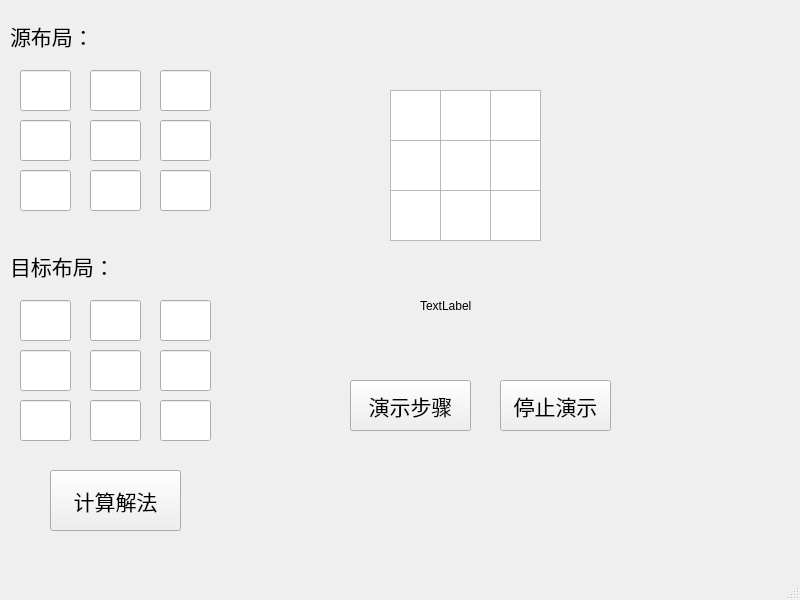
Above: ui.ui from easyyyy/EightDigital before the change. Below: the same form after it.
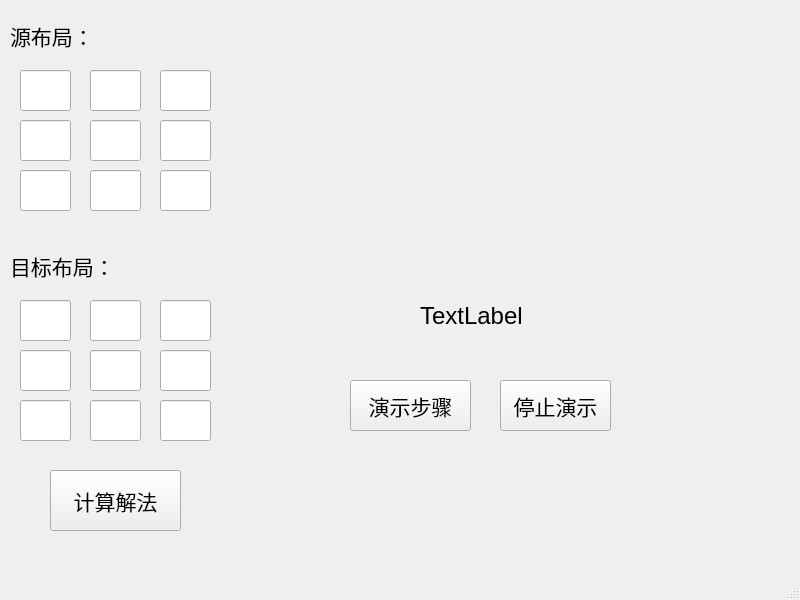
That is the form after the change.

```diff
--- a/ui.ui
+++ b/ui.ui
@@ -248,109 +248,6 @@
      <string>计算解法</string>
     </property>
    </widget>
-   <widget class="QGraphicsView" name="graphicsView">
-    <property name="geometry">
-     <rect>
-      <x>390</x>
-      <y>90</y>
-      <width>51</width>
-      <height>51</height>
-     </rect>
-    </property>
-   </widget>
-   <widget class="QGraphicsView" name="graphicsView_10">
-    <property name="geometry">
-     <rect>
-      <x>390</x>
-      <y>140</y>
-      <width>51</width>
-      <height>51</height>
-     </rect>
-    </property>
-   </widget>
-   <widget class="QGraphicsView" name="graphicsView_11">
-    <property name="geometry">
-     <rect>
-      <x>390</x>
-      <y>190</y>
-      <width>51</width>
-      <height>51</height>
-     </rect>
-    </property>
-   </widget>
-   <widget class="QGraphicsView" name="graphicsView_4">
-    <property name="geometry">
-     <rect>
-      <x>440</x>
-      <y>90</y>
-      <width>51</width>
-      <height>51</height>
-     </rect>
-    </property>
-   </widget>
-   <widget class="QGraphicsView" name="graphicsView_5">
-    <property name="geometry">
-     <rect>
-      <x>440</x>
-      <y>140</y>
-      <width>51</width>
-      <height>51</height>
-     </rect>
-    </property>
-   </widget>
-   <widget class="QGraphicsView" name="graphicsView_12">
-    <property name="geometry">
-     <rect>
-      <x>440</x>
-      <y>190</y>
-      <width>51</width>
-      <height>51</height>
-     </rect>
-    </property>
-   </widget>
-   <widget class="QGraphicsView" name="graphicsView_7">
-    <property name="geometry">
-     <rect>
-      <x>490</x>
-      <y>90</y>
-      <width>51</width>
-      <height>51</height>
-     </rect>
-    </property>
-   </widget>
-   <widget class="QGraphicsView" name="graphicsView_8">
-    <property name="geometry">
-     <rect>
-      <x>490</x>
-      <y>140</y>
-      <width>51</width>
-      <height>51</height>
-     </rect>
-    </property>
-   </widget>
-   <widget class="QGraphicsView" name="graphicsView_9">
-    <property name="geometry">
-     <rect>
-      <x>490</x>
-      <y>190</y>
-      <width>51</width>
-      <height>51</height>
-     </rect>
-    </property>
-   </widget>
-   <widget class="QLabel" name="label_3">
-    <property name="geometry">
-     <rect>
-      <x>420</x>
-      <y>290</y>
-      <width>91</width>
-      <height>31</height>
-     </rect>
-    </property>
-    <property name="text">
-     <string>TextLabel</string>
-    </property>
-   </widget>
    <widget class="QPushButton" name="pushButton_2">
     <property name="geometry">
      <rect>
@@ -387,6 +284,141 @@
      <string>停止演示</string>
     </property>
    </widget>
+   <widget class="QLabel" name="label_pix0">
+    <property name="geometry">
+     <rect>
+      <x>370</x>
+      <y>110</y>
+      <width>51</width>
+      <height>51</height>
+     </rect>
+    </property>
+    <property name="text">
+     <string/>
+    </property>
+   </widget>
+   <widget class="QLabel" name="label_pix1">
+    <property name="geometry">
+     <rect>
+      <x>430</x>
+      <y>110</y>
+      <width>51</width>
+      <height>51</height>
+     </rect>
+    </property>
+    <property name="text">
+     <string/>
+    </property>
+   </widget>
+   <widget class="QLabel" name="label_pix2">
+    <property name="geometry">
+     <rect>
+      <x>490</x>
+      <y>110</y>
+      <width>51</width>
+      <height>51</height>
+     </rect>
+    </property>
+    <property name="text">
+     <string/>
+    </property>
+   </widget>
+   <widget class="QLabel" name="label_pix3">
+    <property name="geometry">
+     <rect>
+      <x>370</x>
+      <y>160</y>
+      <width>51</width>
+      <height>51</height>
+     </rect>
+    </property>
+    <property name="text">
+     <string/>
+    </property>
+   </widget>
+   <widget class="QLabel" name="label_pix4">
+    <property name="geometry">
+     <rect>
+      <x>430</x>
+      <y>160</y>
+      <width>51</width>
+      <height>51</height>
+     </rect>
+    </property>
+    <property name="text">
+     <string/>
+    </property>
+   </widget>
+   <widget class="QLabel" name="label_pix5">
+    <property name="geometry">
+     <rect>
+      <x>490</x>
+      <y>160</y>
+      <width>51</width>
+      <height>51</height>
+     </rect>
+    </property>
+    <property name="text">
+     <string/>
+    </property>
+   </widget>
+   <widget class="QLabel" name="label_pix6">
+    <property name="geometry">
+     <rect>
+      <x>370</x>
+      <y>210</y>
+      <width>51</width>
+      <height>51</height>
+     </rect>
+    </property>
+    <property name="text">
+     <string/>
+    </property>
+   </widget>
+   <widget class="QLabel" name="label_pix7">
+    <property name="geometry">
+     <rect>
+      <x>430</x>
+      <y>210</y>
+      <width>51</width>
+      <height>51</height>
+     </rect>
+    </property>
+    <property name="text">
+     <string/>
+    </property>
+   </widget>
+   <widget class="QLabel" name="label_pix8">
+    <property name="geometry">
+     <rect>
+      <x>490</x>
+      <y>210</y>
+      <width>51</width>
+      <height>51</height>
+     </rect>
+    </property>
+    <property name="text">
+     <string/>
+    </property>
+   </widget>
+   <widget class="QLabel" name="label_result">
+    <property name="geometry">
+     <rect>
+      <x>420</x>
+      <y>290</y>
+      <width>121</width>
+      <height>51</height>
+     </rect>
+    </property>
+    <property name="font">
+     <font>
+      <pointsize>18</pointsize>
+     </font>
+    </property>
+    <property name="text">
+     <string>TextLabel</string>
+    </property>
+   </widget>
   </widget>
   <widget class="QMenuBar" name="menubar">
    <property name="geometry">
```
